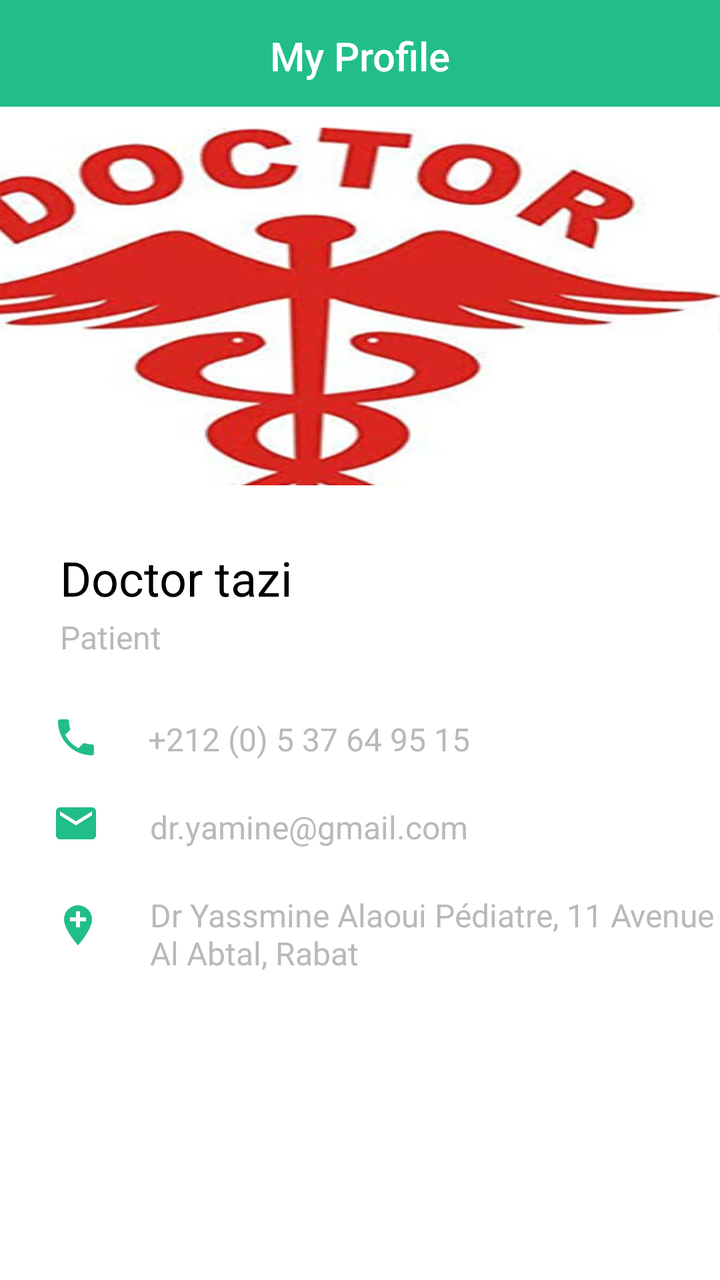
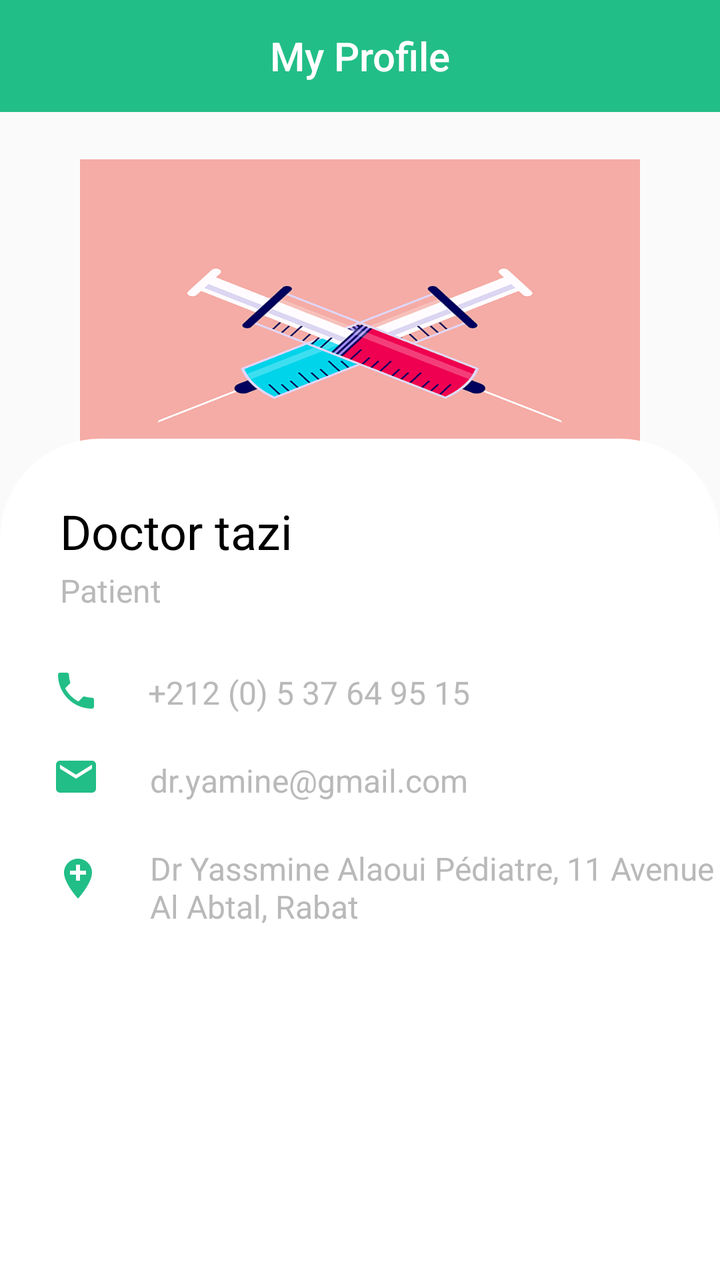

The first picture is an Android layout as it rendered before a commit; the second is the same layout after the commit. The layout source and the unified diff follow.
<!-- AndroidManifest.xml: application theme Theme.AppCompat.Light.NoActionBar -->
<!-- res/layout/activity_profile_doctor.xml -->
<?xml version="1.0" encoding="utf-8"?>
<androidx.constraintlayout.widget.ConstraintLayout
    xmlns:android="http://schemas.android.com/apk/res/android"
    xmlns:app="http://schemas.android.com/apk/res-auto"
    xmlns:tools="http://schemas.android.com/tools"
    android:layout_width="match_parent"
    android:layout_height="match_parent"
    android:fitsSystemWindows="true"
    tools:context=".ProfileDoctorActivity">

    <androidx.appcompat.widget.Toolbar
        android:id="@+id/toolbar"
        android:layout_width="match_parent"
        android:layout_height="wrap_content"
        android:background="#22BE87"
        android:minHeight="?attr/actionBarSize"
        app:layout_constraintEnd_toEndOf="parent"
        app:layout_constraintStart_toStartOf="parent"
        app:layout_constraintTop_toTopOf="parent"
        app:titleTextColor="#fff"
        app:contentInsetLeft="0dp"
        app:contentInsetStart="0dp">
        <TextView
            android:id="@+id/toolbar_title"
            android:layout_width="wrap_content"
            android:layout_height="wrap_content"
            android:text="My Profile"
            android:textColor="@android:color/white"
            style="@style/TextAppearance.AppCompat.Widget.ActionBar.Title"
            android:layout_gravity="center"
            />
    </androidx.appcompat.widget.Toolbar>

    <ImageView
        android:id="@+id/imageView3"
        android:layout_width="413dp"
        android:layout_height="262dp"
        android:adjustViewBounds="true"
        android:scaleType="fitXY"
        app:layout_constraintBottom_toBottomOf="parent"
        app:layout_constraintEnd_toEndOf="parent"
        app:layout_constraintHorizontal_bias="1.0"
        app:layout_constraintStart_toStartOf="parent"
        app:layout_constraintTop_toTopOf="parent"
        app:layout_constraintVertical_bias="0.141"
        app:srcCompat="@drawable/profile" />

    <RelativeLayout
        android:id="@+id/relativeLayout"
        android:layout_width="match_parent"
        android:layout_height="470dp"
        android:background="@drawable/rounded_relativelayout"
        app:layout_constraintBottom_toBottomOf="parent"
        app:layout_constraintEnd_toEndOf="parent"
        app:layout_constraintTop_toBottomOf="@+id/imageView3">

        <ImageView
            android:id="@+id/imageView4"
            android:layout_width="wrap_content"
            android:layout_height="wrap_content"
            android:layout_alignParentStart="true"
            android:layout_alignParentLeft="true"
            android:layout_alignParentTop="true"
            android:layout_marginStart="26dp"
            android:layout_marginLeft="26dp"
            android:layout_marginTop="114dp"
            app:srcCompat="@drawable/ic_call_black_24dp" />

        <ImageView
            android:id="@+id/imageView5"
            android:layout_width="wrap_content"
            android:layout_height="wrap_content"
            android:layout_alignParentStart="true"
            android:layout_alignParentLeft="true"
            android:layout_alignParentTop="true"
            android:layout_marginStart="26dp"
            android:layout_marginLeft="26dp"
            android:layout_marginTop="157dp"
            app:srcCompat="@drawable/ic_email_black_24dp" />

        <ImageView
            android:id="@+id/imageView6"
            android:layout_width="wrap_content"
            android:layout_height="wrap_content"
            android:layout_alignParentStart="true"
            android:layout_alignParentLeft="true"
            android:layout_alignParentTop="true"
            android:layout_marginStart="27dp"
            android:layout_marginLeft="27dp"
            android:layout_marginTop="208dp"
            app:srcCompat="@drawable/ic_add_location_black_24dp" />

        <com.google.android.material.textview.MaterialTextView
            android:id="@+id/doctor_name"
            android:layout_width="wrap_content"
            android:layout_height="wrap_content"
            android:layout_alignParentStart="true"
            android:layout_alignParentLeft="true"
            android:layout_alignParentTop="true"
            android:layout_marginStart="30dp"
            android:layout_marginLeft="30dp"
            android:layout_marginTop="30dp"
            android:text="Doctor tazi"
            android:textColor="#000"
            android:textSize="24sp" />

        <com.google.android.material.textview.MaterialTextView
            android:id="@+id/doctor_specialite"
            android:layout_width="wrap_content"
            android:layout_height="wrap_content"
            android:layout_alignParentStart="true"
            android:layout_alignParentLeft="true"
            android:layout_alignParentTop="true"
            android:layout_marginStart="30dp"
            android:layout_marginLeft="30dp"
            android:layout_marginTop="65dp"
            android:text="Patient"
            android:textColor="#B9B9B9"
            android:textSize="16sp" />

        <com.google.android.material.textview.MaterialTextView
            android:id="@+id/doctor_phone"
            android:layout_width="172dp"
            android:layout_height="wrap_content"
            android:layout_alignParentStart="true"
            android:layout_alignParentLeft="true"
            android:layout_alignParentTop="true"
            android:layout_marginStart="74dp"
            android:layout_marginLeft="74dp"
            android:layout_marginTop="116dp"
            android:text="+212 (0) 5 37 64 95 15"
            android:textColor="#B9B9B9"
            android:textSize="16sp" />

        <com.google.android.material.textview.MaterialTextView
            android:id="@+id/doctor_email"
            android:layout_width="wrap_content"
            android:layout_height="wrap_content"
            android:layout_alignParentStart="true"
            android:layout_alignParentLeft="true"
            android:layout_alignParentTop="true"
            android:layout_marginStart="75dp"
            android:layout_marginLeft="75dp"
            android:layout_marginTop="160dp"
            android:text="dr.yamine@gmail.com"
            android:textColor="#B9B9B9"
            android:textSize="16sp" />

        <com.google.android.material.textview.MaterialTextView
            android:id="@+id/doctor_address"
            android:layout_width="284dp"
            android:layout_height="wrap_content"
            android:layout_alignParentStart="true"
            android:layout_alignParentLeft="true"
            android:layout_alignParentTop="true"
            android:layout_marginStart="75dp"
            android:layout_marginLeft="75dp"
            android:layout_marginTop="204dp"
            android:text="Dr Yassmine Alaoui Pédiatre, 11 Avenue Al Abtal, Rabat"
            android:textColor="#B9B9B9"
            android:textSize="16sp" />


    </RelativeLayout>


</androidx.constraintlayout.widget.ConstraintLayout>
<!-- resources referenced by this layout -->
<resources>
  <!-- drawable ic_add_location_black_24dp (drawable) -->
  <vector android:height="24dp" android:tint="#22BE87"
      android:viewportHeight="24.0" android:viewportWidth="24.0"
      android:width="24dp" xmlns:android="http://schemas.android.com/apk/res/android">
      <path android:fillColor="#FF000000" android:pathData="M12,2C8.14,2 5,5.14 5,9c0,5.25 7,13 7,13s7,-7.75 7,-13c0,-3.86 -3.14,-7 -7,-7zM16,10h-3v3h-2v-3L8,10L8,8h3L11,5h2v3h3v2z"/>
  </vector>
  <!-- drawable ic_call_black_24dp (drawable) -->
  <vector android:height="24dp" android:tint="#22BE87"
      android:viewportHeight="24.0" android:viewportWidth="24.0"
      android:width="24dp" xmlns:android="http://schemas.android.com/apk/res/android">
      <path android:fillColor="#FF000000" android:pathData="M6.62,10.79c1.44,2.83 3.76,5.14 6.59,6.59l2.2,-2.2c0.27,-0.27 0.67,-0.36 1.02,-0.24 1.12,0.37 2.33,0.57 3.57,0.57 0.55,0 1,0.45 1,1V20c0,0.55 -0.45,1 -1,1 -9.39,0 -17,-7.61 -17,-17 0,-0.55 0.45,-1 1,-1h3.5c0.55,0 1,0.45 1,1 0,1.25 0.2,2.45 0.57,3.57 0.11,0.35 0.03,0.74 -0.25,1.02l-2.2,2.2z"/>
  </vector>
  <!-- drawable ic_email_black_24dp (drawable) -->
  <vector android:height="24dp" android:tint="#22BE87"
      android:viewportHeight="24.0" android:viewportWidth="24.0"
      android:width="24dp" xmlns:android="http://schemas.android.com/apk/res/android">
      <path android:fillColor="#FF000000" android:pathData="M20,4L4,4c-1.1,0 -1.99,0.9 -1.99,2L2,18c0,1.1 0.9,2 2,2h16c1.1,0 2,-0.9 2,-2L22,6c0,-1.1 -0.9,-2 -2,-2zM20,8l-8,5 -8,-5L4,6l8,5 8,-5v2z"/>
  </vector>
  <!-- drawable profile: jpg bitmap (drawable, 75947 bytes) -->
  <!-- drawable rounded_relativelayout (drawable) -->
  <?xml version="1.0" encoding="utf-8"?>
  <selector xmlns:android="http://schemas.android.com/apk/res/android">
      <item>
          <shape android:shape="rectangle">
  
              <solid android:color="#fff"/>
              <corners android:topLeftRadius="50dp"
                  android:topRightRadius="50dp"
                  android:bottomLeftRadius="0.1dp"
                  android:bottomRightRadius="0.1dp"/>
  
          </shape>
      </item>
  </selector>
</resources>

<!-- the commit's change to res/layout/activity_profile_doctor.xml (unified diff, before → after) -->
@@ -33,17 +33,16 @@
 
     <ImageView
         android:id="@+id/imageView3"
-        android:layout_width="413dp"
-        android:layout_height="262dp"
+        android:layout_width="280dp"
+        android:layout_height="189dp"
         android:adjustViewBounds="true"
         android:scaleType="fitXY"
         app:layout_constraintBottom_toBottomOf="parent"
         app:layout_constraintEnd_toEndOf="parent"
-        app:layout_constraintHorizontal_bias="1.0"
         app:layout_constraintStart_toStartOf="parent"
         app:layout_constraintTop_toTopOf="parent"
-        app:layout_constraintVertical_bias="0.141"
-        app:srcCompat="@drawable/profile" />
+        app:layout_constraintVertical_bias="0.177"
+        app:srcCompat="@drawable/doctor" />
 
     <RelativeLayout
         android:id="@+id/relativeLayout"
<!-- resource entries referenced after the edit -->
@@ -1,5 +1,6 @@
 <!-- resources referenced by this layout -->
 <resources>
+  <!-- drawable doctor: jpg bitmap (drawable, 85340 bytes) -->
   <!-- drawable ic_add_location_black_24dp (drawable) -->
   <vector android:height="24dp" android:tint="#22BE87"
       android:viewportHeight="24.0" android:viewportWidth="24.0"
@@ -18,7 +19,6 @@
       android:width="24dp" xmlns:android="http://schemas.android.com/apk/res/android">
       <path android:fillColor="#FF000000" android:pathData="M20,4L4,4c-1.1,0 -1.99,0.9 -1.99,2L2,18c0,1.1 0.9,2 2,2h16c1.1,0 2,-0.9 2,-2L22,6c0,-1.1 -0.9,-2 -2,-2zM20,8l-8,5 -8,-5L4,6l8,5 8,-5v2z"/>
   </vector>
-  <!-- drawable profile: jpg bitmap (drawable, 75947 bytes) -->
   <!-- drawable rounded_relativelayout (drawable) -->
   <?xml version="1.0" encoding="utf-8"?>
   <selector xmlns:android="http://schemas.android.com/apk/res/android">
